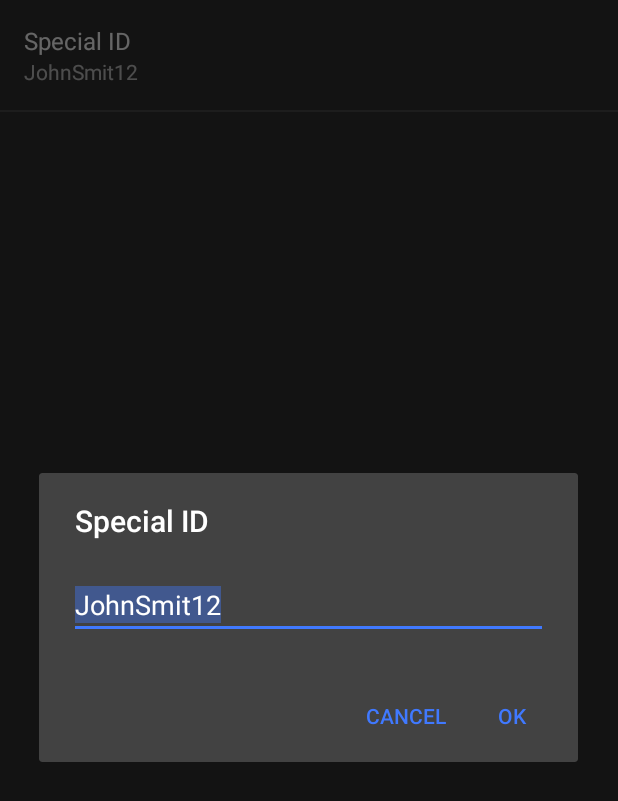
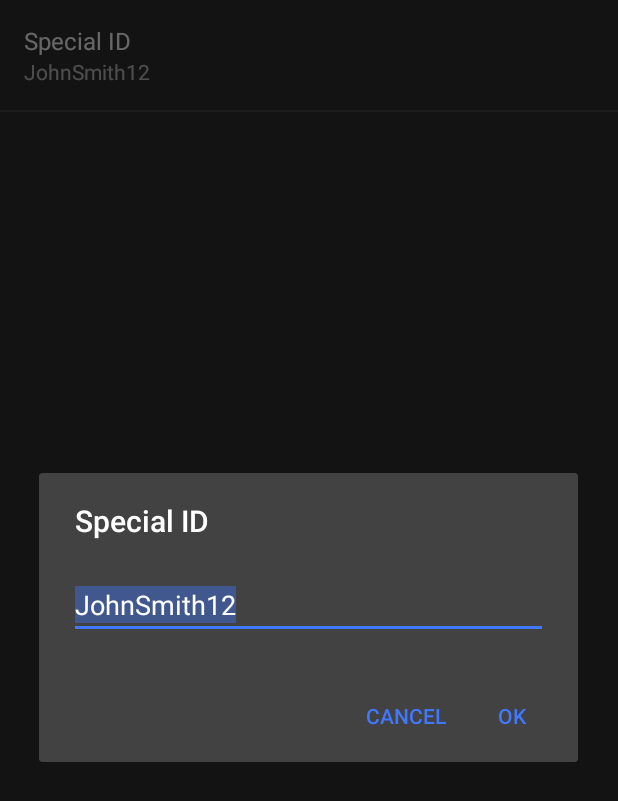
Before and after one commit to NicholasSchweikart/voto-android, an Android app: the SettingsActivity screen opened directly, with no data from a screen before it, after a tap on "Special ID", on a phone screen of 412 x 824 dp. Shown: the top 801 px of the screen. Run offline under Robolectric (Android 15) with nearby library versions, the light colour scheme and no system bars.

Commit message:
"Updates to fix bug with special ID"

```diff
--- a/app/src/main/java/edu/mtu/cs3421/voto/Activities/ActiveSessionActivity.java
+++ b/app/src/main/java/edu/mtu/cs3421/voto/Activities/ActiveSessionActivity.java
@@ -80,7 +80,7 @@ public class ActiveSessionActivity extends AppCompatActivity implements UDPclien
         String id;
         SharedPreferences SP = PreferenceManager.getDefaultSharedPreferences(getBaseContext());
         String specialID = SP.getString("special_id", "NA");
-        if(specialID.equals("NA")){
+        if(specialID.equals("JohnSmith12")){
             id = wifiIpAddress();
         }else{
             id = specialID;
--- a/app/src/main/java/edu/mtu/cs3421/voto/Activities/MainActivity.java
+++ b/app/src/main/java/edu/mtu/cs3421/voto/Activities/MainActivity.java
@@ -91,7 +91,7 @@ public class MainActivity extends AppCompatActivity implements UDPclient.UDPServ
         // Load in the special ID or use the IP address of this device if not available.
         SharedPreferences SP = PreferenceManager.getDefaultSharedPreferences(getBaseContext());
         String specialID = SP.getString("special_id", "NA");
-        if(specialID.equals("NA")){
+        if(specialID.equals("JohnSmith12")){
             id = wifiIpAddress();
         }else{
             id = specialID;
--- a/app/src/main/res/values/strings.xml
+++ b/app/src/main/res/values/strings.xml
@@ -11,7 +11,7 @@
     <!-- Example General settings -->
 
     <string name="pref_title_display_name">Special ID</string>
-    <string name="pref_default_display_name">JohnSmit12</string>
+    <string name="pref_default_display_name">JohnSmith12</string>
     <string name="pref_special_id_summery">This field can be any special identifier your host whishes you to use.</string>
 
 </resources>
```
